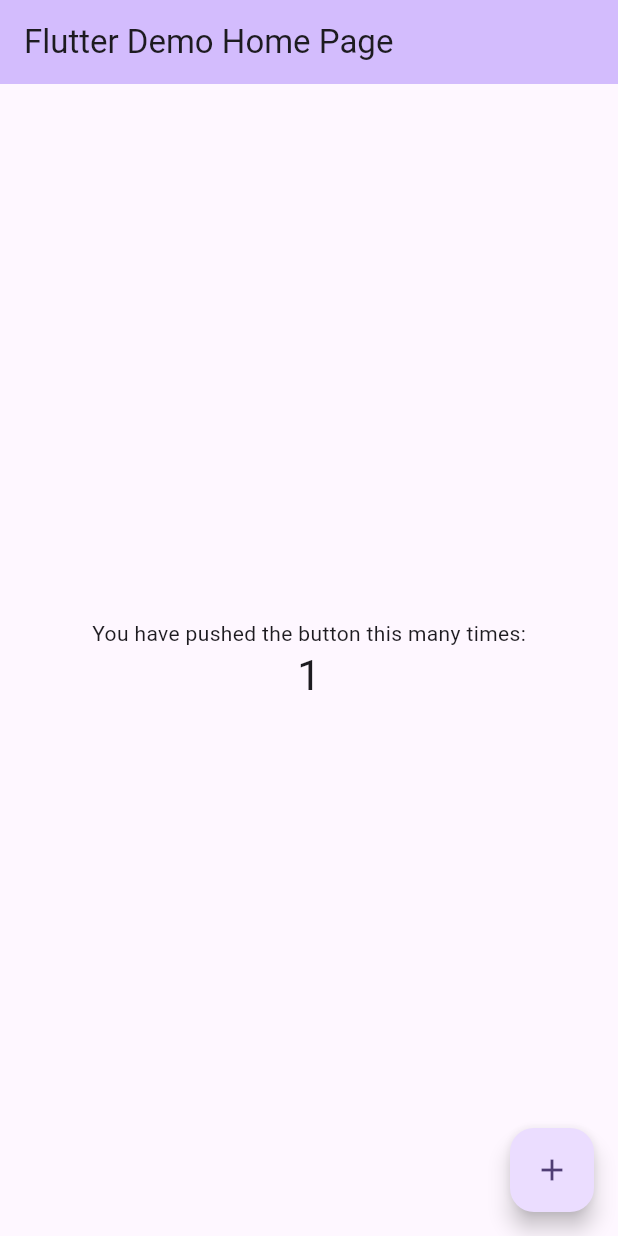
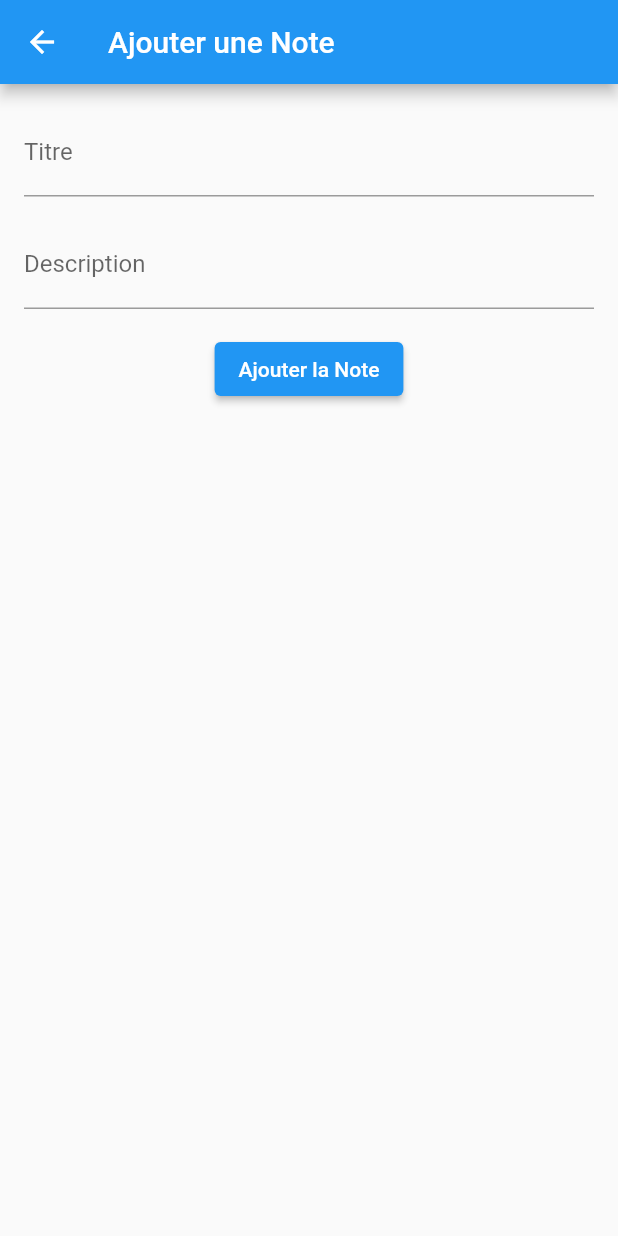
Before and after one commit to jeremiekunkela/QuickNotes, a Flutter app: the screen it shows after launch, after a tap on the "add" icon, on a phone screen of 412 x 824 dp. Run offline on Flutter 3.47's test engine with Material 2 defaults, Android fonts, the phone set to English and light mode, and no system bars.

Commit message:
Added note functionality

```diff
--- /dev/null
+++ b/lib/add_note_screen.dart
@@ -0,0 +1,48 @@
+import 'package:flutter/material.dart';
+import 'note.dart';
+
+class AddNoteScreen extends StatelessWidget {
+  final TextEditingController titleController = TextEditingController();
+  final TextEditingController descriptionController = TextEditingController();
+  final Function(Note) onNoteAdded;
+
+  AddNoteScreen({super.key, required this.onNoteAdded});
+
+  @override
+  Widget build(BuildContext context) {
+    return Scaffold(
+      appBar: AppBar(
+        title: Text('Ajouter une Note'),
+      ),
+      body: Padding(
+        padding: const EdgeInsets.all(16.0),
+        child: Column(
+          children: [
+            TextField(
+              controller: titleController,
+              decoration: const InputDecoration(labelText: 'Titre'),
+            ),
+            const SizedBox(height: 16.0),
+            TextField(
+              controller: descriptionController,
+              decoration: const InputDecoration(labelText: 'Description'),
+            ),
+            const SizedBox(height: 16.0),
+            ElevatedButton(
+              onPressed: () {
+                String title = titleController.text;
+                String description = descriptionController.text;
+
+                Note newNote = Note(title: title, description: description);
+                onNoteAdded(newNote);
+
+                Navigator.pop(context);
+              },
+              child: Text('Ajouter la Note'),
+            ),
+          ],
+        ),
+      ),
+    );
+  }
+}
--- /dev/null
+++ b/lib/home_page.dart
@@ -0,0 +1,42 @@
+import 'package:flutter/material.dart';
+import 'add_note_screen.dart';
+import 'note.dart';
+import 'note_list.dart';
+
+class HomePage extends StatefulWidget {
+  const HomePage({super.key});
+
+  @override
+  _HomePageState createState() => _HomePageState();
+}
+
+class _HomePageState extends State<HomePage> {
+  List<Note> notes = [];
+
+  void addNote(Note newNote) {
+    setState(() {
+      notes.add(newNote);
+    });
+  }
+
+  @override
+  Widget build(BuildContext context) {
+    return Scaffold(
+      appBar: AppBar(
+        title: Text('Notes'),
+      ),
+      body: NoteList(notes),
+      floatingActionButton: FloatingActionButton(
+        onPressed: () {
+          Navigator.push(
+              context,
+              MaterialPageRoute(
+                  builder: (context) => AddNoteScreen(
+                        onNoteAdded: addNote,
+                      )));
+        },
+        child: const Icon(Icons.add),
+      ),
+    );
+  }
+}
--- a/lib/main.dart
+++ b/lib/main.dart
@@ -1,4 +1,5 @@
 import 'package:flutter/material.dart';
+import 'package:quick_notes/home_page.dart';
 
 void main() {
   runApp(const MyApp());
@@ -7,119 +8,11 @@ void main() {
 class MyApp extends StatelessWidget {
   const MyApp({super.key});
 
-  // This widget is the root of your application.
   @override
   Widget build(BuildContext context) {
-    return MaterialApp(
-      title: 'Flutter Demo',
-      theme: ThemeData(
-        // This is the theme of your application.
-        //
-        // TRY THIS: Try running your application with "flutter run". You'll see
-        // the application has a blue toolbar. Then, without quitting the app,
-        // try changing the seedColor in the colorScheme below to Colors.green
-        // and then invoke "hot reload" (save your changes or press the "hot
-        // reload" button in a Flutter-supported IDE, or press "r" if you used
-        // the command line to start the app).
-        //
-        // Notice that the counter didn't reset back to zero; the application
-        // state is not lost during the reload. To reset the state, use hot
-        // restart instead.
-        //
-        // This works for code too, not just values: Most code changes can be
-        // tested with just a hot reload.
-        colorScheme: ColorScheme.fromSeed(seedColor: Colors.deepPurple),
-        useMaterial3: true,
-      ),
-      home: const MyHomePage(title: 'Flutter Demo Home Page'),
+    return const MaterialApp(
+      title: 'Notes',
+      home: HomePage(),
     );
   }
 }
-
-class MyHomePage extends StatefulWidget {
-  const MyHomePage({super.key, required this.title});
-
-  // This widget is the home page of your application. It is stateful, meaning
-  // that it has a State object (defined below) that contains fields that affect
-  // how it looks.
-
-  // This class is the configuration for the state. It holds the values (in this
-  // case the title) provided by the parent (in this case the App widget) and
-  // used by the build method of the State. Fields in a Widget subclass are
-  // always marked "final".
-
-  final String title;
-
-  @override
-  State<MyHomePage> createState() => _MyHomePageState();
-}
-
-class _MyHomePageState extends State<MyHomePage> {
-  int _counter = 0;
-
-  void _incrementCounter() {
-    setState(() {
-      // This call to setState tells the Flutter framework that something has
-      // changed in this State, which causes it to rerun the build method below
-      // so that the display can reflect the updated values. If we changed
-      // _counter without calling setState(), then the build method would not be
-      // called again, and so nothing would appear to happen.
-      _counter++;
-    });
-  }
-
-  @override
-  Widget build(BuildContext context) {
-    // This method is rerun every time setState is called, for instance as done
-    // by the _incrementCounter method above.
-    //
-    // The Flutter framework has been optimized to make rerunning build methods
-    // fast, so that you can just rebuild anything that needs updating rather
-    // than having to individually change instances of widgets.
-    return Scaffold(
-      appBar: AppBar(
-        // TRY THIS: Try changing the color here to a specific color (to
-        // Colors.amber, perhaps?) and trigger a hot reload to see the AppBar
-        // change color while the other colors stay the same.
-        backgroundColor: Theme.of(context).colorScheme.inversePrimary,
-        // Here we take the value from the MyHomePage object that was created by
-        // the App.build method, and use it to set our appbar title.
-        title: Text(widget.title),
-      ),
-      body: Center(
-        // Center is a layout widget. It takes a single child and positions it
-        // in the middle of the parent.
-        child: Column(
-          // Column is also a layout widget. It takes a list of children and
-          // arranges them vertically. By default, it sizes itself to fit its
-          // children horizontally, and tries to be as tall as its parent.
-          //
-          // Column has various properties to control how it sizes itself and
-          // how it positions its children. Here we use mainAxisAlignment to
-          // center the children vertically; the main axis here is the vertical
-          // axis because Columns are vertical (the cross axis would be
-          // horizontal).
-          //
-          // TRY THIS: Invoke "debug painting" (choose the "Toggle Debug Paint"
-          // action in the IDE, or press "p" in the console), to see the
-          // wireframe for each widget.
-          mainAxisAlignment: MainAxisAlignment.center,
-          children: <Widget>[
-            const Text(
-              'You have pushed the button this many times:',
-            ),
-            Text(
-              '$_counter',
-              style: Theme.of(context).textTheme.headlineMedium,
-            ),
-          ],
-        ),
-      ),
-      floatingActionButton: FloatingActionButton(
-        onPressed: _incrementCounter,
-        tooltip: 'Increment',
-        child: const Icon(Icons.add),
-      ), // This trailing comma makes auto-formatting nicer for build methods.
-    );
-  }
-}
--- /dev/null
+++ b/lib/note.dart
@@ -0,0 +1,6 @@
+class Note {
+  final String title;
+  final String description;
+
+  Note({required this.title, required this.description});
+}
--- /dev/null
+++ b/lib/note_list.dart
@@ -0,0 +1,21 @@
+import 'package:flutter/material.dart';
+import 'note.dart';
+
+class NoteList extends StatelessWidget {
+  final List<Note> notes;
+
+  const NoteList(this.notes, {super.key});
+
+  @override
+  Widget build(BuildContext context) {
+    return ListView.builder(
+      itemCount: notes.length,
+      itemBuilder: (context, index) {
+        return ListTile(
+          title: Text(notes[index].title),
+          subtitle: Text(notes[index].description),
+        );
+      },
+    );
+  }
+}
--- a/pubspec.yaml
+++ b/pubspec.yaml
@@ -1,4 +1,4 @@
-name: foodie_guide
+name: quick_notes
 description: A new Flutter project.
 # The following line prevents the package from being accidentally published to
 # pub.dev using `flutter pub publish`. This is preferred for private packages.
```
